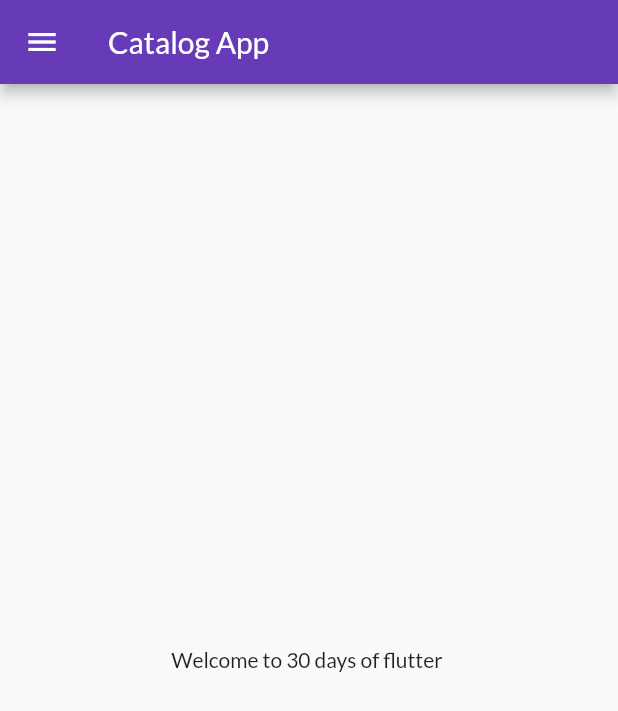
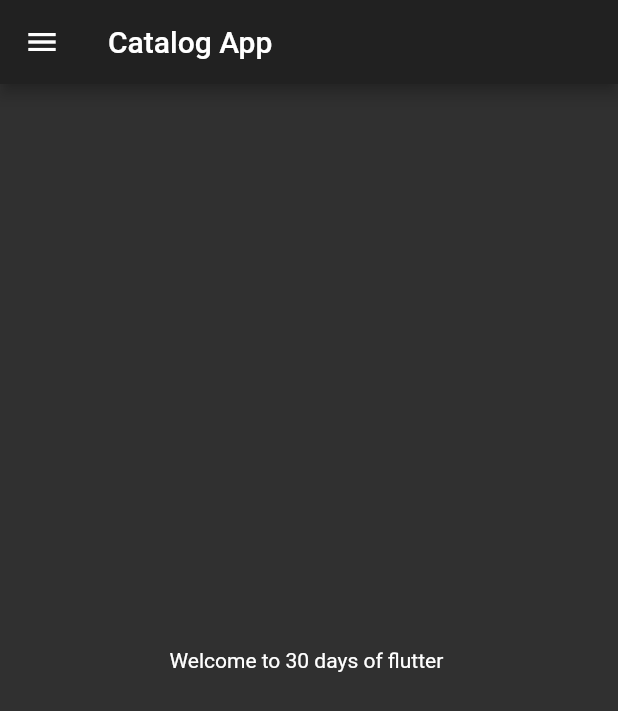
Before and after one commit to saipavansiripuram/30DaysofFlutter, a Flutter app: the screen it shows after launch, on a phone screen of 412 x 824 dp. Shown: the top 711 px of the screen. Run offline on Flutter 3.47's test engine with Material 2 defaults, Android fonts, the phone set to English and light mode, and no system bars; our stand-ins replace google_fonts.

Commit message:
theme extraxted

```diff
--- a/lib/main.dart
+++ b/lib/main.dart
@@ -1,6 +1,7 @@
 import 'package:flutter/material.dart';
 import 'package:flutter_catalog/pages/login_page.dart';
 import 'package:flutter_catalog/utils/routes.dart';
+import 'package:flutter_catalog/widgets/theme.dart';
 import 'package:google_fonts/google_fonts.dart';
 import 'pages/home_page.dart';
 
@@ -13,10 +14,7 @@ class MyApp extends StatelessWidget {
   Widget build(BuildContext context) {
     return MaterialApp(
       themeMode: ThemeMode.light,
-      theme: ThemeData(
-        primarySwatch: Colors.deepPurple,
-        fontFamily: GoogleFonts.lato().fontFamily,
-      ),
+      theme: MyTheme.darkTheme(context),
       darkTheme: ThemeData(
         brightness: Brightness.dark,
       ),
--- /dev/null
+++ b/lib/widgets/theme.dart
@@ -0,0 +1,19 @@
+import 'package:flutter/material.dart';
+
+import 'package:google_fonts/google_fonts.dart';
+
+class MyTheme {
+  static ThemeData lightTheme(BuildContext context) => ThemeData(
+      primarySwatch: Colors.deepPurple,
+      fontFamily: GoogleFonts.lato().fontFamily,
+      appBarTheme: AppBarTheme(
+        color: Colors.white,
+        elevation: 0.0,
+        iconTheme: IconThemeData(color: Colors.black),
+        toolbarTextStyle: Theme.of(context).textTheme.bodyText2,
+        titleTextStyle: Theme.of(context).textTheme.headline6,
+      ));
+  static ThemeData darkTheme(BuildContext context) => ThemeData(
+        brightness: Brightness.dark,
+      );
+}
```
